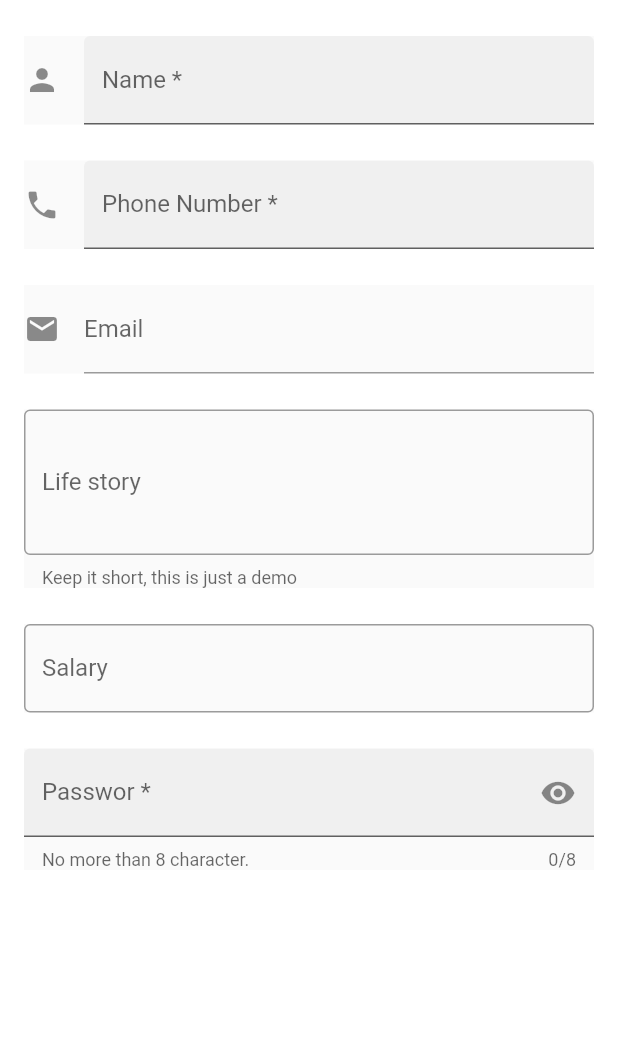
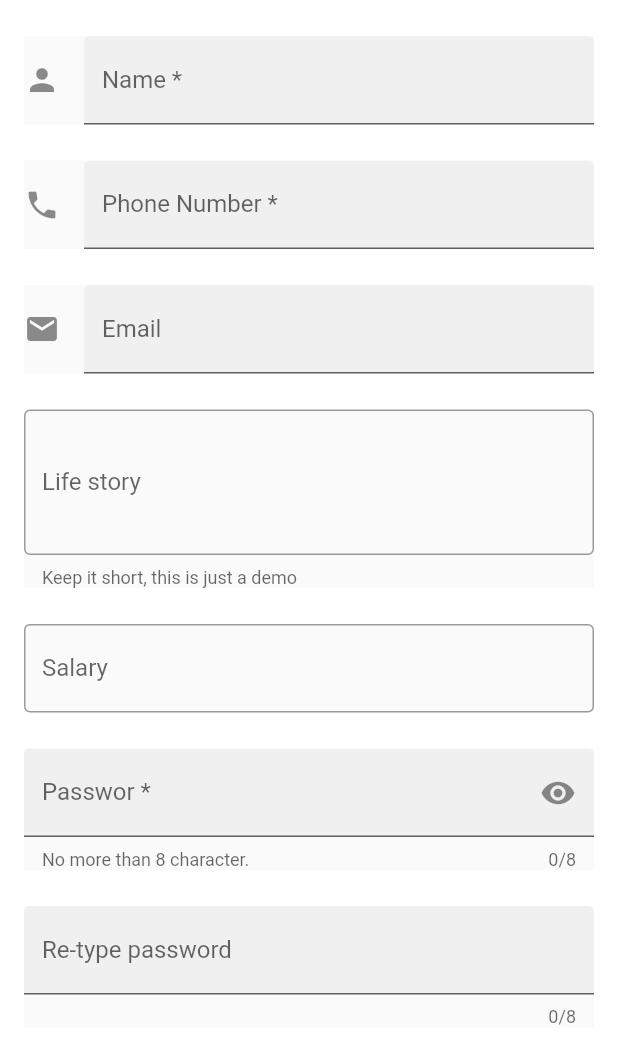
Before and after one commit to Bill-Zuckuberg/ft_textformfield, a Flutter app: the screen it shows after launch, on a phone screen of 412 x 824 dp. Shown: the top 1064 px of the screen. Run offline on Flutter 3.47's test engine with Material 2 defaults, Android fonts, the phone set to English and light mode, and no system bars.

```diff
--- a/lib/main.dart
+++ b/lib/main.dart
@@ -95,7 +95,7 @@ class _TextFormFieldExampleState extends State<TextFormFieldExamble> {
             child: TextFormField(
               decoration: const InputDecoration(
                   border: UnderlineInputBorder(),
-                  filled: false,
+                  filled: true,
                   icon: Icon(Icons.email),
                   hintText: "Your email address",
                   labelText: "Email"),
@@ -148,6 +148,21 @@ class _TextFormFieldExampleState extends State<TextFormFieldExamble> {
                 this._password = value;
               });
             },
+          ),
+          const SizedBox(
+            height: 24,
+          ),
+          // "Re-type password" form
+          Material(
+            child: TextFormField(
+              // enabled: this._password != null && this._password!.isEmpty,
+              decoration: const InputDecoration(
+                  border: UnderlineInputBorder(),
+                  filled: true,
+                  labelText: "Re-type password"),
+              maxLength: 8,
+              obscureText: true,
+            ),
           )
         ],
       ),
--- a/pubspec.yaml
+++ b/pubspec.yaml
@@ -36,8 +36,14 @@ dependencies:
   cupertino_icons: ^1.0.2
 
 dev_dependencies:
+  flutter_launcher_icons: "^0.9.2"
   flutter_test:
     sdk: flutter
+
+flutter_icons:
+  android: true
+  ios: true
+  image_path: "assets/form.jpg"
 
   # The "flutter_lints" package below contains a set of recommended lints to
   # encourage good coding practices. The lint set provided by the package is
```
Also changed, not shown: assets/form.jpg (added), pubspec.lock, 21 other files.
